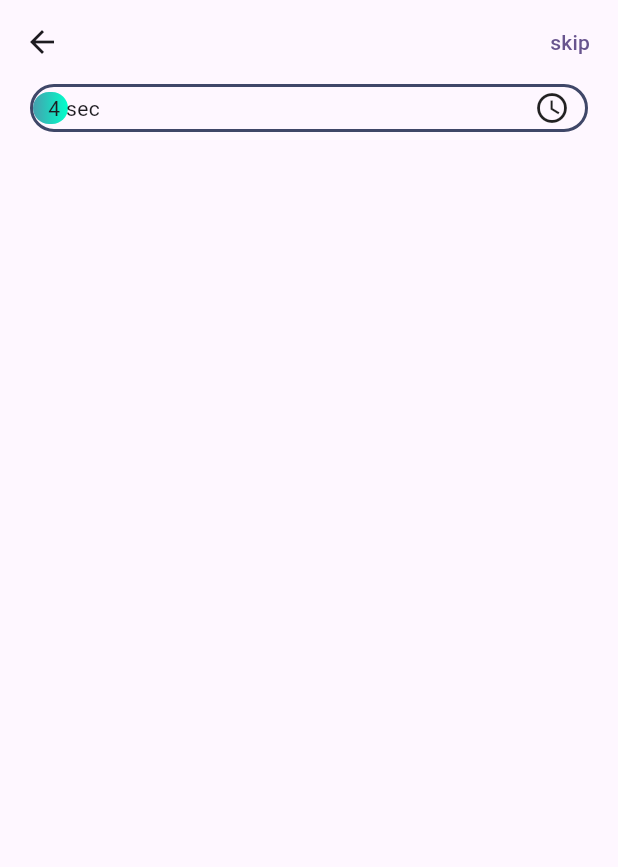
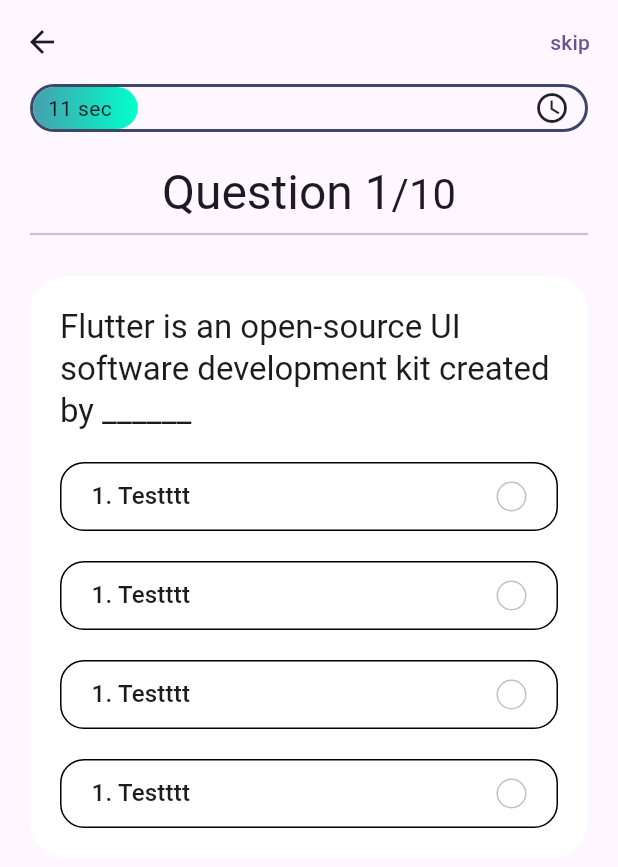
Before and after one commit to thienphan630/iq_app, a Flutter app: the QuizScreen screen opened directly, on a phone screen of 412 x 824 dp. Shown: the top 867 px of the screen. Run offline on Flutter 3.47's test engine with Material 2 defaults, Android fonts, the phone set to English and light mode, and no system bars; our stand-ins replace dartz, dio, equatable, get, shared_preferences; accounts and stored records are empty.

Commit message:
question card

```diff
--- a/lib/features/presentation/controllers/question_controller.dart
+++ b/lib/features/presentation/controllers/question_controller.dart
@@ -10,9 +10,8 @@ class QuestionController extends AppGetxControllerBase
   @override
   void onInit() {
     super.onInit();
-
     _animationController =
-        AnimationController(vsync: this, duration: const Duration(seconds: 30));
+        AnimationController(vsync: this, duration: const Duration(seconds: 10));
     _animation = Tween(begin: 0.0, end: 1.0).animate(_animationController)
       ..addListener(() {
         update();
@@ -22,7 +21,7 @@ class QuestionController extends AppGetxControllerBase
 
   void nextQuestion() {
     _animationController.reset();
-    _animationController.forward().whenComplete(nextQuestion);
+    // _animationController.forward().whenComplete(nextQuestion);
   }
 
   @override
--- a/lib/features/presentation/pages/quiz/quiz_screen.dart
+++ b/lib/features/presentation/pages/quiz/quiz_screen.dart
@@ -1,6 +1,7 @@
 import 'package:multiple_choice/core/util/constants/colors.dart';
 import 'package:multiple_choice/features/presentation/pages/quiz/widgets/process_bar.dart';
 import 'package:flutter/material.dart';
+import 'package:multiple_choice/features/presentation/pages/quiz/widgets/question_card.dart';
 
 class QuizScreen extends StatelessWidget {
   const QuizScreen({super.key});
@@ -8,7 +9,6 @@ class QuizScreen extends StatelessWidget {
   @override
   Widget build(BuildContext context) {
     return Scaffold(
-      // extendBodyBehindAppBar: true,
       appBar: AppBar(
         backgroundColor: Colors.transparent,
         elevation: 0,
@@ -19,10 +19,26 @@ class QuizScreen extends StatelessWidget {
           ),
         ],
       ),
-      body: const Padding(
-        padding: EdgeInsets.symmetric(horizontal: kDefaultPadding),
+      body: Padding(
+        padding: const EdgeInsets.symmetric(horizontal: kDefaultPadding),
         child: Column(
-          children: [ProcessBar()],
+          children: [
+            const ProcessBar(),
+            const SizedBox(height: kDefaultPadding),
+            Text.rich(
+              TextSpan(
+                  text: 'Question 1',
+                  style: Theme.of(context).textTheme.headlineLarge,
+                  children: [
+                    TextSpan(
+                        text: '/10',
+                        style: Theme.of(context).textTheme.headlineMedium)
+                  ]),
+            ),
+            const Divider(thickness: 1.5),
+            const SizedBox(height: kDefaultPadding),
+            const QuestionCard()
+          ],
         ),
       ),
     );
--- /dev/null
+++ b/lib/features/presentation/pages/quiz/widgets/option_widget.dart
@@ -0,0 +1,36 @@
+import 'package:flutter/material.dart';
+import 'package:multiple_choice/core/util/constants/colors.dart';
+
+class Option extends StatelessWidget {
+  const Option({
+    super.key,
+  });
+
+  @override
+  Widget build(BuildContext context) {
+    return Container(
+      margin: const EdgeInsets.only(top: kDefaultPadding),
+      padding: const EdgeInsets.symmetric(
+          horizontal: kDefaultPadding, vertical: kDefaultPadding / 2),
+      decoration: BoxDecoration(
+          border: Border.all(), borderRadius: BorderRadius.circular(16)),
+      child: Row(
+        mainAxisAlignment: MainAxisAlignment.spaceBetween,
+        children: [
+          Text(
+            '1. Testttt',
+            style: Theme.of(context).textTheme.titleMedium,
+          ),
+          Container(
+            height: 20,
+            width: 20,
+            decoration: BoxDecoration(
+              border: Border.all(color: kGrayColor),
+              shape: BoxShape.circle,
+            ),
+          ),
+        ],
+      ),
+    );
+  }
+}
--- a/lib/features/presentation/pages/quiz/widgets/process_bar.dart
+++ b/lib/features/presentation/pages/quiz/widgets/process_bar.dart
@@ -26,10 +26,10 @@ class ProcessBar extends StatelessWidget {
                     alignment: Alignment.centerLeft,
                     child: Container(
                       width: constraints.maxWidth * controller.animation.value,
-                      height: controller.animation.value < 0.08
+                      height: controller.animation.value < 0.1
                           ? constraints.maxHeight *
                               controller.animation.value *
-                              12
+                              13
                           : constraints.maxHeight,
                       decoration: BoxDecoration(
                           gradient: kPrimaryGradient,
--- /dev/null
+++ b/lib/features/presentation/pages/quiz/widgets/question_card.dart
@@ -0,0 +1,33 @@
+import 'package:flutter/material.dart';
+import 'package:multiple_choice/core/util/constants/colors.dart';
+import 'package:multiple_choice/features/models/question_model.dart';
+import 'package:multiple_choice/features/presentation/pages/quiz/widgets/option_widget.dart';
+
+class QuestionCard extends StatelessWidget {
+  const QuestionCard({
+    super.key,
+  });
+
+  @override
+  Widget build(BuildContext context) {
+    return Container(
+      padding: const EdgeInsets.all(kDefaultPadding),
+      decoration: BoxDecoration(
+        color: Colors.white,
+        borderRadius: BorderRadius.circular(25),
+      ),
+      child: Column(
+        children: [
+          Text(
+            sampleData[0]['question'],
+            style: Theme.of(context).textTheme.titleLarge,
+          ),
+          const Option(),
+          const Option(),
+          const Option(),
+          const Option(),
+        ],
+      ),
+    );
+  }
+}
```
